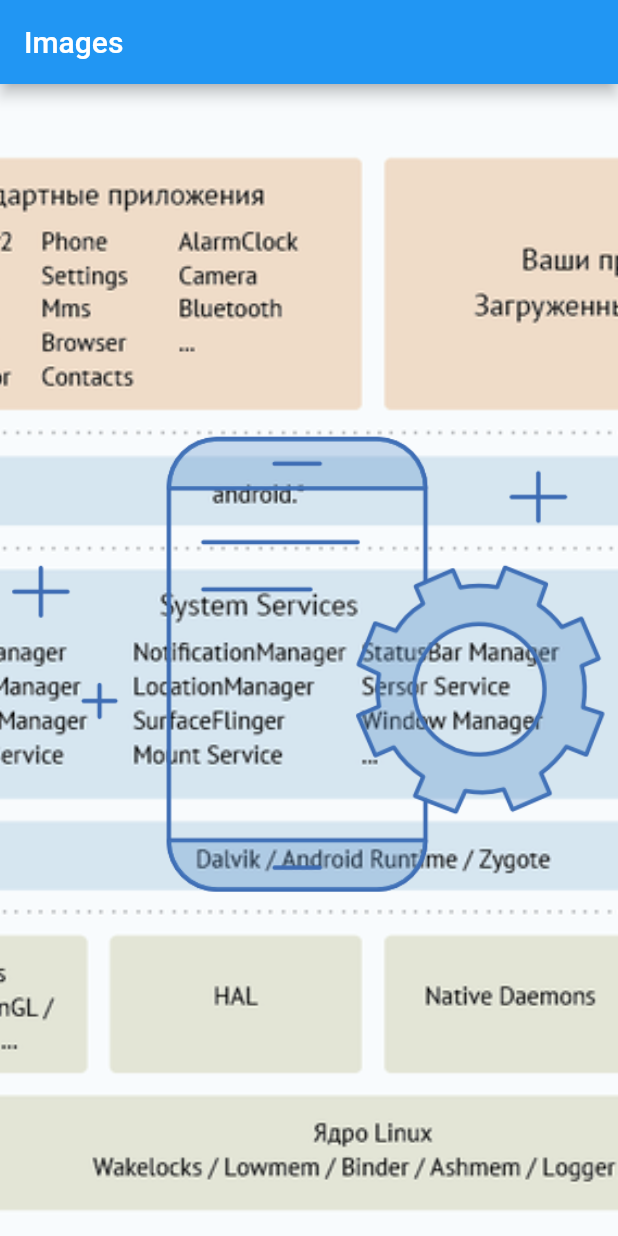
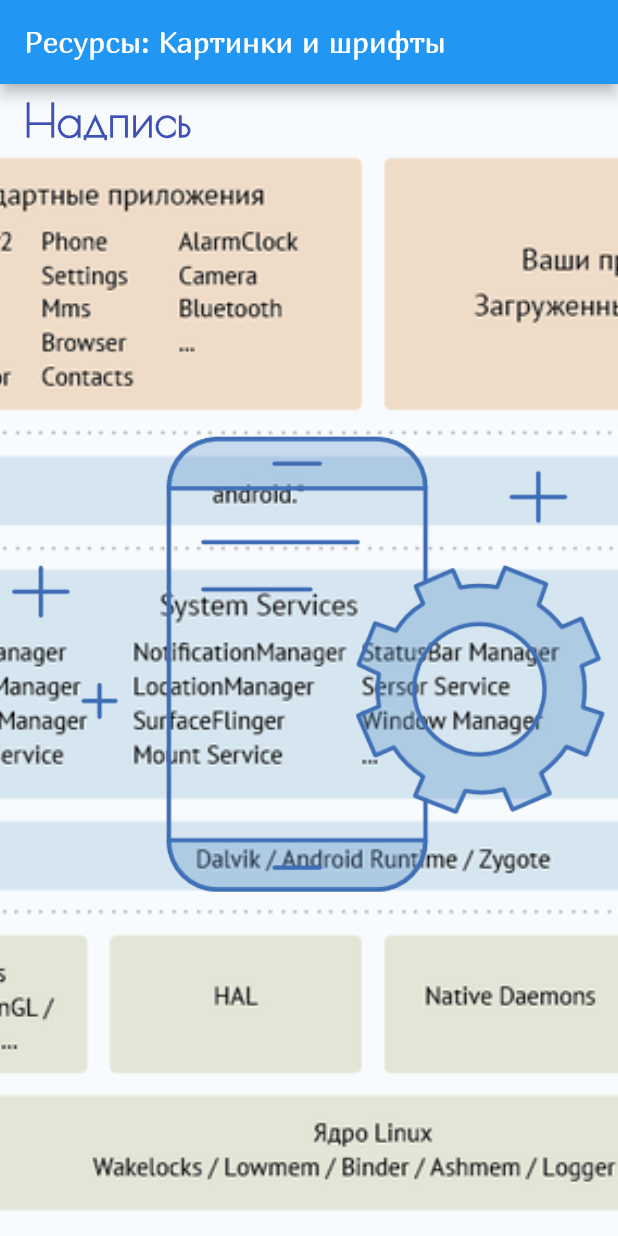
Before and after one commit to itlavs/learn_flutter, a Flutter app: the screen it shows after launch, on a phone screen of 412 x 824 dp. Run offline on Flutter 3.47's test engine with Material 2 defaults, Android fonts, the phone set to English and light mode, and no system bars.

Commit message:
Добавлены шрифты

```diff
--- a/lib/main.dart
+++ b/lib/main.dart
@@ -1,3 +1,4 @@
+import 'dart:ui';
 import 'package:flutter/material.dart';
 
 void main() => runApp(MyApp());
@@ -6,9 +7,10 @@ class MyApp extends StatelessWidget {
   @override
   Widget build(BuildContext context) {
     return MaterialApp(
+      theme: ThemeData(fontFamily: "Marmelad"),
       home: Scaffold(
         appBar: AppBar(
-          title: Text("Images"),
+          title: Text("Ресурсы: Картинки и шрифты"),
         ),
         body: Center(
           child: Stack(
@@ -18,7 +20,19 @@ class MyApp extends StatelessWidget {
                 fit: BoxFit.fitHeight,
                 image: AssetImage("assets/images/back.png"),
               ),
-                Image.asset("assets/icons/icon.png")
+              Image.asset("assets/icons/icon.png"),
+              Positioned(
+                top: 6,
+                left: 16,
+                child: Text(
+                  "Надпись",
+                  style: TextStyle(
+                      fontSize: 30,
+                      color: Colors.indigo,
+                      fontWeight: FontWeight.bold,
+                      fontFamily: "PoiretOne"),
+                ),
+              )
             ],
           ),
         ),
```
Also changed, not shown: pubspec.yaml (+7 -11 lines), assets/fonts/Marmelad-Regular.ttf (added), assets/fonts/PoiretOne-Regular.ttf (added). Lines whose indentation alone changed are shown as unchanged.
